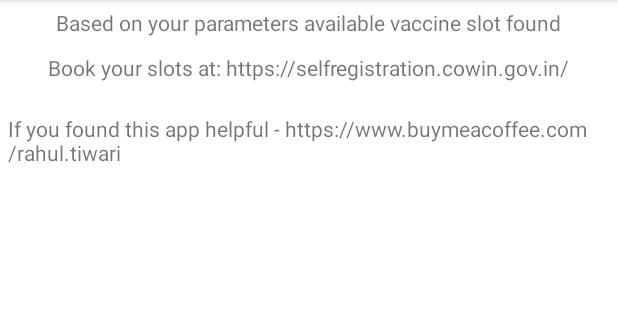
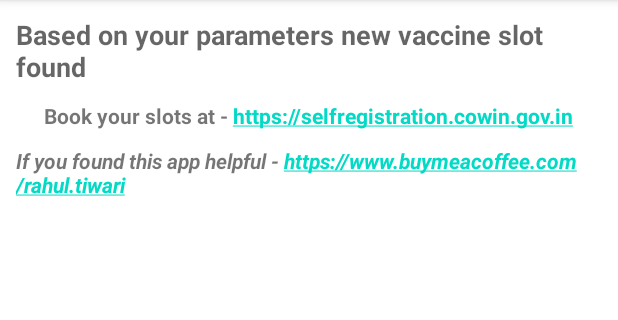
Before and after one commit to rahult001/VaccineNotifier, an Android app: the VacineSlotActivity screen opened directly, with no data from a screen before it, on a phone screen of 412 x 824 dp, the part 84-404 px from its top. Run offline under Robolectric (Android 15) with nearby library versions, the phone set to English and light mode, and no system bars; network calls fail.

```diff
--- a/app/src/main/AndroidManifest.xml
+++ b/app/src/main/AndroidManifest.xml
@@ -5,6 +5,7 @@
     <uses-permission android:name="android.permission.INTERNET" />
     <uses-permission android:name="android.permission.ACCESS_NETWORK_STATE" />
     <uses-permission android:name="android.permission.FOREGROUND_SERVICE" />
+    <uses-permission android:name="android.permission.VIBRATE" />
 
     <application
         android:allowBackup="true"
--- a/app/src/main/java/com/example/vaccinenotifier/VacineSlotActivity.java
+++ b/app/src/main/java/com/example/vaccinenotifier/VacineSlotActivity.java
@@ -56,6 +56,8 @@
                 } else {
                     Toast.makeText(this, "onNewIntent() availSlotsArray is empty", Toast.LENGTH_SHORT).show();
                 }
+
+                getApplicationContext().stopService(new Intent(getApplicationContext(), NotifierService.class));
             }
         }
     }
--- a/app/src/main/res/layout/activity_vacine_slot.xml
+++ b/app/src/main/res/layout/activity_vacine_slot.xml
@@ -11,7 +11,8 @@
         xmlns:tools="http://schemas.android.com/tools"
         android:layout_width="match_parent"
         android:layout_height="match_parent"
-        android:orientation="vertical">
+        android:orientation="vertical"
+        android:padding="5dp">
 
         <TextView
             android:id="@+id/textView"
@@ -19,6 +20,7 @@
             android:layout_height="wrap_content"
             android:text="@string/slot_found"
             android:layout_gravity="center"
+            android:textAppearance="@style/TextAppearance.AppCompat.Medium"
             android:padding="5dp"/>
         <TextView
             android:id="@+id/textView1"
@@ -26,22 +28,39 @@
             android:layout_height="wrap_content"
             android:text="@string/slot_book"
             android:layout_gravity="center"
+            android:textAppearance="@style/TextAppearance.AppCompat.Small"
+            android:autoLink="web"
+            android:linksClickable="true"
             android:padding="5dp"/>
+        <TextView
+            android:id="@+id/textView2"
+            android:layout_width="wrap_content"
+            android:layout_height="wrap_content"
+            android:text="@string/support_us"
+            android:layout_gravity="center"
+            android:textAppearance="@style/TextAppearance.AppCompat.Small"
+            android:padding="5dp"
+            android:paddingBottom="5dp"
+            android:autoLink="web"
+            android:linksClickable="true"/>
+
+<!--        <com.google.android.material.floatingactionbutton.FloatingActionButton-->
+<!--            android:layout_width="wrap_content"-->
+<!--            android:layout_height="wrap_content"-->
+<!--            android:layout_alignParentBottom="true"-->
+<!--            android:layout_alignParentEnd="true"-->
+<!--            android:layout_alignParentRight="true"-->
+<!--            android:clickable="true"-->
+<!--            android:layout_marginBottom="13dp"-->
+<!--            android:layout_marginEnd="22dp"-->
+<!--            app:fabSize="mini"-->
+<!--            android:layout_marginRight="22dp" />-->
 
         <ListView
             android:id="@+id/listView"
             android:layout_width="match_parent"
             android:layout_height="wrap_content"
             android:padding="5dp"/>
-
-        <TextView
-            android:id="@+id/textView2"
-            android:layout_width="wrap_content"
-            android:layout_height="wrap_content"
-            android:text="@string/support_us"
-            android:layout_gravity="center"
-            android:padding="5dp"
-            android:paddingBottom="5dp"/>
     </LinearLayout>
 
 </androidx.constraintlayout.widget.ConstraintLayout>
--- a/app/src/main/res/values/strings.xml
+++ b/app/src/main/res/values/strings.xml
@@ -5,14 +5,15 @@
     <string name="prompt_email">Email</string>
     <string name="prompt_password">Password</string>
     <string name="action_sign_in">Get Notified</string>
+    <string name="action_stop_notification">Stop Notification</string>
     <string name="action_sign_in_short">Sign in</string>
     <string name="welcome">"Welcome !"</string>
     <string name="invalid_username">Not a valid username</string>
     <string name="invalid_password">Password must be >5 characters</string>
     <string name="login_failed">"Login failed"</string>
-    <string name="slot_found">"Based on your parameters available vaccine slot found"</string>
-    <string name="slot_book">"Book your slots at: https://selfregistration.cowin.gov.in/"</string>
-    <string name="support_us">"If you found this app helpful - https://www.buymeacoffee.com/rahul.tiwari"</string>
+    <string name="slot_found">"<b>Based on your parameters new vaccine slot found</b>"</string>
+    <string name="slot_book">"<b>Book your slots at - https://selfregistration.cowin.gov.in</b>"</string>
+    <string name="support_us">"<b><i>If you found this app helpful - https://www.buymeacoffee.com/rahul.tiwari</i></b>"</string>
 
     <string-array name="age_array">
         <item>18-45 only</item>
```
Also changed, not shown: app/src/main/java/com/example/vaccinenotifier/MainActivity.java (+9 -10 lines), app/src/main/java/com/example/vaccinenotifier/NotifierService.java (+18 -27 lines), app/src/main/res/layout/activity_login.xml (+16 -0 lines).
